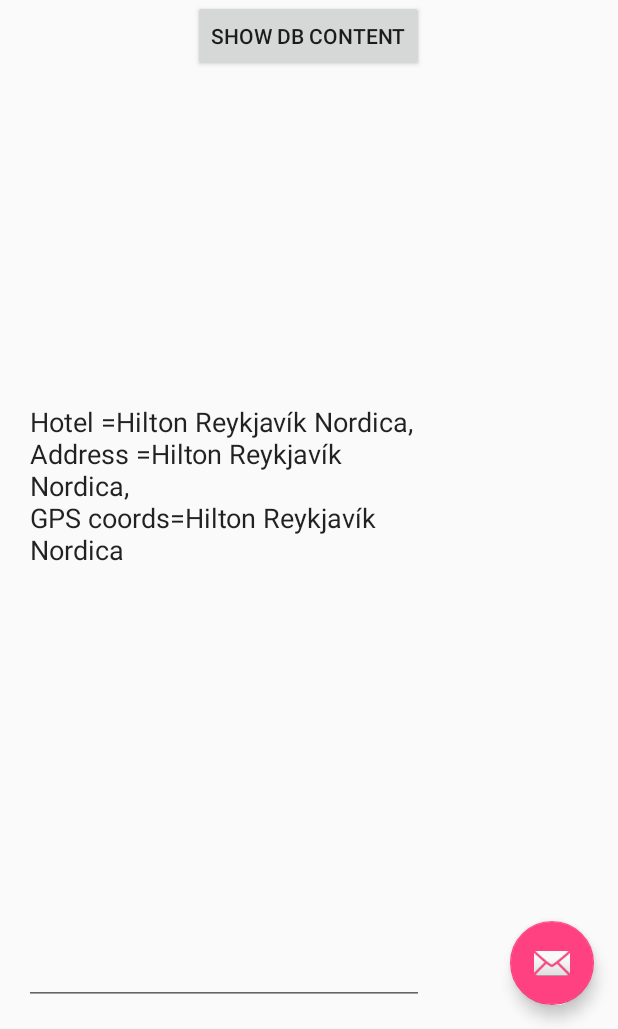
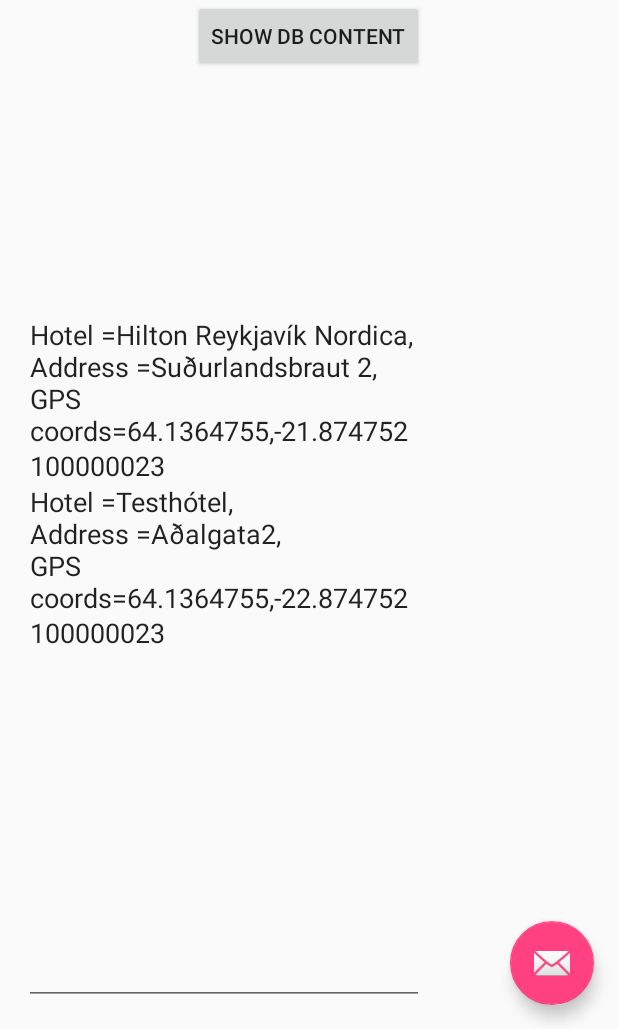
Before and after one commit to hthh10/HBV601G, an Android app: the screen it shows after launch (SearchActivity), after a tap on "SHOW DB CONTENT", on a phone screen of 412 x 824 dp, the part 207-1236 px from its top. Run offline under Robolectric (Android 15) with nearby library versions, the phone set to English and light mode, and no system bars.

Commit message:
Fixed database import

```diff
--- a/app/src/main/java/hotelsearch/is/database/DBAdapter.java
+++ b/app/src/main/java/hotelsearch/is/database/DBAdapter.java
@@ -212,7 +212,7 @@ public class DBAdapter {
                     // if 6 strings weren't extracted from the line we skip that line..
                     Log.e("lengdin er: ", ""+strings.length);
                     if (strings.length < 6) continue;
-                    Long id = addToDb(strings[0], strings[0], strings[0], strings[0], strings[0], strings[0]);
+                    Long id = addToDb(strings[0], strings[1], strings[2], strings[3], strings[4], strings[5]);
                     Log.e("Added stuff to db","strings like");
                     Log.e(strings[0], strings[1]);
                     Log.e("lengdin er: ", ""+strings.length);
--- a/app/src/main/res/raw/hotels.txt
+++ b/app/src/main/res/raw/hotels.txt
@@ -1 +1,2 @@
 Hilton Reykjavík Nordica|Suðurlandsbraut 2|108|Reykjavík|http://www.hiltonreykjavik.com/|64.1364755,-21.874752100000023
+Testhótel|Aðalgata2|101|Reykjavík|www.hotel.is|64.1364755,-22.874752100000023
```
